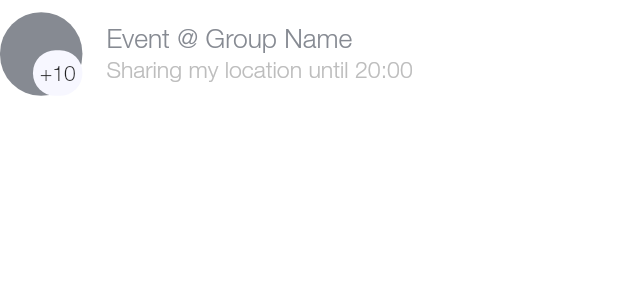
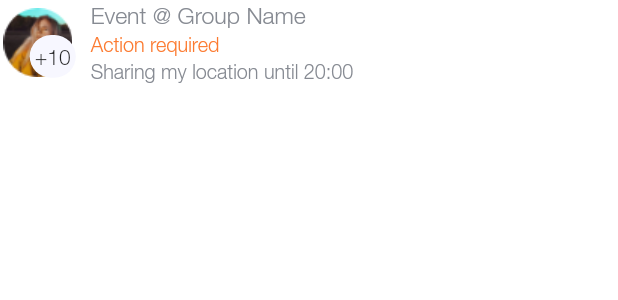
Before and after one commit to atsign-foundation/arrive, a Flutter app: the DisplayTile widget shown alone on an empty page, opened directly, on a phone screen of 412 x 824 dp. Shown: the top 300 px of the screen. Run offline on Flutter 3.47's test engine with Material 2 defaults, Android fonts, the phone set to English and light mode, and no system bars; our stand-ins replace cached_network_image, sliding_up_panel; missing offline and left inert: latlng, map.

Commit message:
Added heights according to design

```diff
--- a/lib/common_components/display_tile.dart
+++ b/lib/common_components/display_tile.dart
@@ -1,26 +1,30 @@
 import 'package:atsign_location_app/utils/constants/colors.dart';
+import 'package:atsign_location_app/utils/constants/images.dart';
 import 'package:atsign_location_app/utils/constants/text_styles.dart';
 import 'package:flutter/material.dart';
 import 'package:atsign_location_app/services/size_config.dart';
 
 class DisplayTile extends StatelessWidget {
-  final String title, subTitle;
+  final String title, semiTitle, subTitle, image;
   final int number;
-  DisplayTile({@required this.title, @required this.subTitle, this.number});
+  DisplayTile(
+      {@required this.title,
+      @required this.image,
+      @required this.subTitle,
+      this.semiTitle,
+      this.number});
   @override
   Widget build(BuildContext context) {
-    return ListTile(
-      contentPadding: EdgeInsets.all(0),
-      leading: Stack(
+    return Container(
+      height: semiTitle == null ? 46.toHeight : 56.toHeight,
+      child: Row(
         children: [
-          Container(
-            height: 55.toHeight,
-            width: 50.toWidth,
-            decoration: BoxDecoration(
-                borderRadius: BorderRadius.circular(27.toHeight),
-                color: number != null
-                    ? AllColors().DARK_GREY
-                    : AllColors().LIGHT_GREY),
+          Stack(
+            children: [
+              Image.asset(
+                image,
+                width: 46.toWidth,
+                height: 46.toHeight,
               ),
               number != null
                   ? Positioned(
@@ -28,8 +32,8 @@ class DisplayTile extends StatelessWidget {
                       bottom: 0,
                       child: Container(
                         alignment: Alignment.center,
-                    height: 30.toHeight,
-                    width: 30.toWidth,
+                        height: 28.toHeight,
+                        width: 28.toWidth,
                         decoration: BoxDecoration(
                             borderRadius: BorderRadius.circular(15.0),
                             color: AllColors().LIGHT_GREY),
@@ -42,14 +46,81 @@ class DisplayTile extends StatelessWidget {
                     ),
             ],
           ),
-      title: Text(
+          Flexible(
+              child: Padding(
+            padding: EdgeInsets.symmetric(horizontal: 10, vertical: 0),
+            child: Column(
+              mainAxisAlignment: MainAxisAlignment.spaceAround,
+              crossAxisAlignment: CrossAxisAlignment.start,
+              children: [
+                Text(
                   title,
-        style: CustomTextStyles().darkGrey16,
+                  style: CustomTextStyles().darkGrey14,
+                  maxLines: 1,
+                  overflow: TextOverflow.ellipsis,
                 ),
-      subtitle: Text(
+                semiTitle != null
+                    ? Text(
+                        semiTitle,
+                        style: CustomTextStyles().orange12,
+                        maxLines: 1,
+                        overflow: TextOverflow.ellipsis,
+                      )
+                    : SizedBox(),
+                Text(
                   subTitle,
-        style: CustomTextStyles().grey14,
+                  style: CustomTextStyles().darkGrey12,
+                  maxLines: 1,
+                  overflow: TextOverflow.ellipsis,
+                ),
+              ],
+            ),
+          )),
+        ],
       ),
     );
+
+    // ListTile(
+    //   contentPadding: EdgeInsets.all(0),
+    //   leading: Stack(
+    //     children: [
+    //       Container(
+    //         height: 55.toHeight,
+    //         width: 50.toWidth,
+    //         decoration: BoxDecoration(
+    //             borderRadius: BorderRadius.circular(27.toHeight),
+    //             color: number != null
+    //                 ? AllColors().DARK_GREY
+    //                 : AllColors().LIGHT_GREY),
+    //       ),
+    //       number != null
+    //           ? Positioned(
+    //               right: 0,
+    //               bottom: 0,
+    //               child: Container(
+    //                 alignment: Alignment.center,
+    //                 height: 30.toHeight,
+    //                 width: 30.toWidth,
+    //                 decoration: BoxDecoration(
+    //                     borderRadius: BorderRadius.circular(15.0),
+    //                     color: AllColors().LIGHT_GREY),
+    //                 child: Text('+$number'),
+    //               ),
+    //             )
+    //           : Container(
+    //               height: 0,
+    //               width: 0,
+    //             ),
+    //     ],
+    //   ),
+    //   title: Text(
+    //     title,
+    //     style: CustomTextStyles().darkGrey16,
+    //   ),
+    //   subtitle: Text(
+    //     subTitle,
+    //     style: CustomTextStyles().grey14,
+    //   ),
+    // );
   }
 }
--- a/lib/utils/constants/colors.dart
+++ b/lib/utils/constants/colors.dart
@@ -12,7 +12,7 @@ class AllColors {
   // ignore: non_constant_identifier_names
   Color DARK_GREY = Color(0xFF868A92);
   // ignore: non_constant_identifier_names
-  Color ORANGE = Color(0xFFE0732F);
+  Color ORANGE = Color(0xFFFC7A30);
   // ignore: non_constant_identifier_names
   Color PURPLE = Color(0xFFD9D9FF);
   // ignore: non_constant_identifier_names
--- a/lib/utils/constants/text_styles.dart
+++ b/lib/utils/constants/text_styles.dart
@@ -22,6 +22,11 @@ class CustomTextStyles {
     fontSize: 16.toFont,
   );
 
+  TextStyle orange12 = TextStyle(
+    color: AllColors().ORANGE,
+    fontSize: 12.toFont,
+  );
+
   TextStyle hintText = TextStyle(
     color: AllColors().DARK_GREY,
     fontSize: 15.toFont,
--- a/lib/utils/themes/theme.dart
+++ b/lib/utils/themes/theme.dart
@@ -7,7 +7,7 @@ class Themes {
   factory Themes() => _instance;
   // ignore: non_constant_identifier_names
   ThemeData PRIMARY_THEME = ThemeData(
-    primaryColor: AllColors().ORANGE,
+    primaryColor: AllColors().Black,
     fontFamily: 'HelveticaNeu',
     visualDensity: VisualDensity.adaptivePlatformDensity,
   );
```
Also changed, not shown: lib/dummy_data/group_data.dart (+14 -11 lines), lib/screens/home/home_screen.dart (+104 -108 lines). Lines whose indentation alone changed are shown as unchanged.
